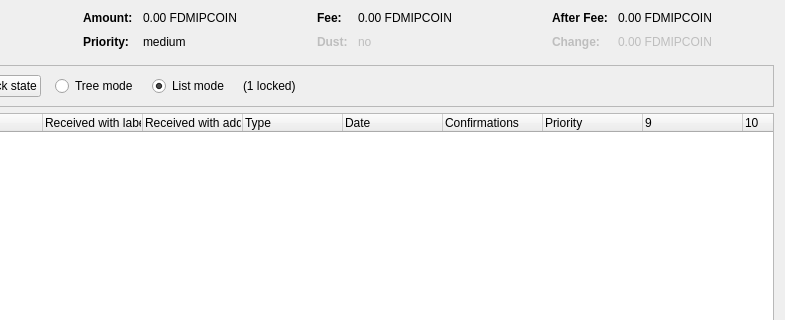
Old version of the form src/qt/forms/coincontroldialog.ui in the repository magocoin/fundamental; both pictures show x 169 to 954 and y 0 to 320 of the 954 by 500 pixel window.
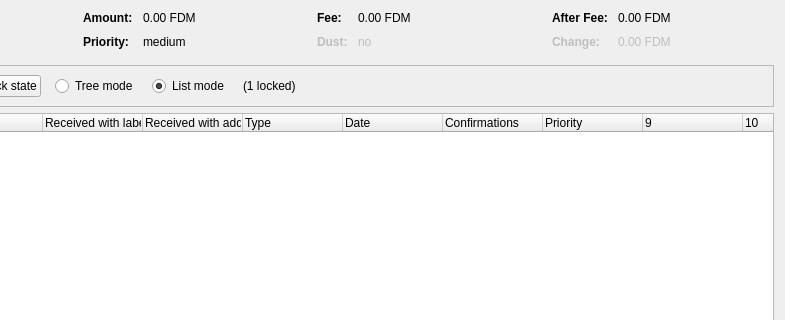
New version of the form. Custom widgets are drawn as their Qt base class.

```diff
--- a/src/qt/forms/coincontroldialog.ui
+++ b/src/qt/forms/coincontroldialog.ui
@@ -132,7 +132,7 @@
           <enum>Qt::ActionsContextMenu</enum>
          </property>
          <property name="text">
-          <string notr="true">0.00 FDMIPCOIN</string>
+          <string notr="true">0.00 FDM</string>
          </property>
          <property name="textInteractionFlags">
           <set>Qt::LinksAccessibleByMouse|Qt::TextSelectableByKeyboard|Qt::TextSelectableByMouse</set>
@@ -206,7 +206,7 @@
           <enum>Qt::ActionsContextMenu</enum>
          </property>
          <property name="text">
-          <string notr="true">0.00 FDMIPCOIN</string>
+          <string notr="true">0.00 FDM</string>
          </property>
          <property name="textInteractionFlags">
           <set>Qt::LinksAccessibleByMouse|Qt::TextSelectableByKeyboard|Qt::TextSelectableByMouse</set>
@@ -286,7 +286,7 @@
           <enum>Qt::ActionsContextMenu</enum>
          </property>
          <property name="text">
-          <string notr="true">0.00 FDMIPCOIN</string>
+          <string notr="true">0.00 FDM</string>
          </property>
          <property name="textInteractionFlags">
           <set>Qt::LinksAccessibleByMouse|Qt::TextSelectableByKeyboard|Qt::TextSelectableByMouse</set>
@@ -321,7 +321,7 @@
           <enum>Qt::ActionsContextMenu</enum>
          </property>
          <property name="text">
-          <string notr="true">0.00 FDMIPCOIN</string>
+          <string notr="true">0.00 FDM</string>
          </property>
          <property name="textInteractionFlags">
           <set>Qt::LinksAccessibleByMouse|Qt::TextSelectableByKeyboard|Qt::TextSelectableByMouse</set>
```
